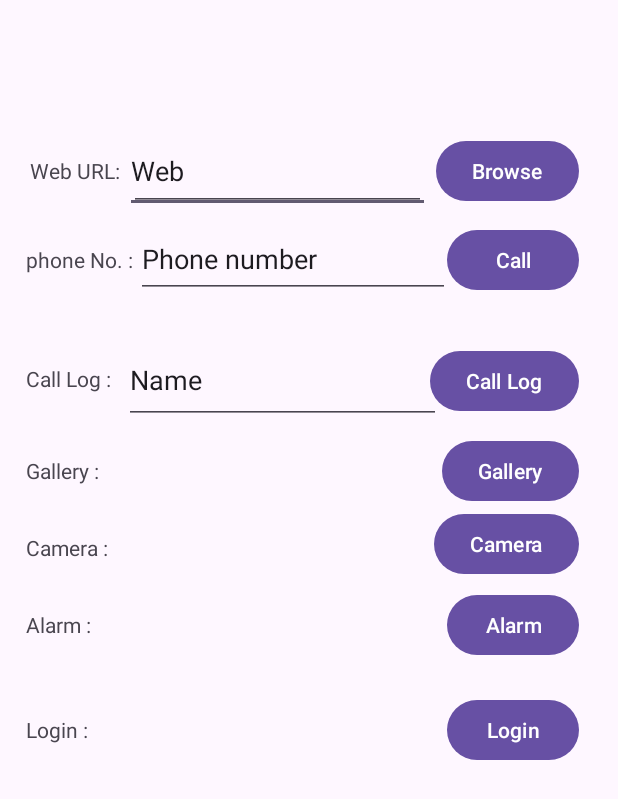
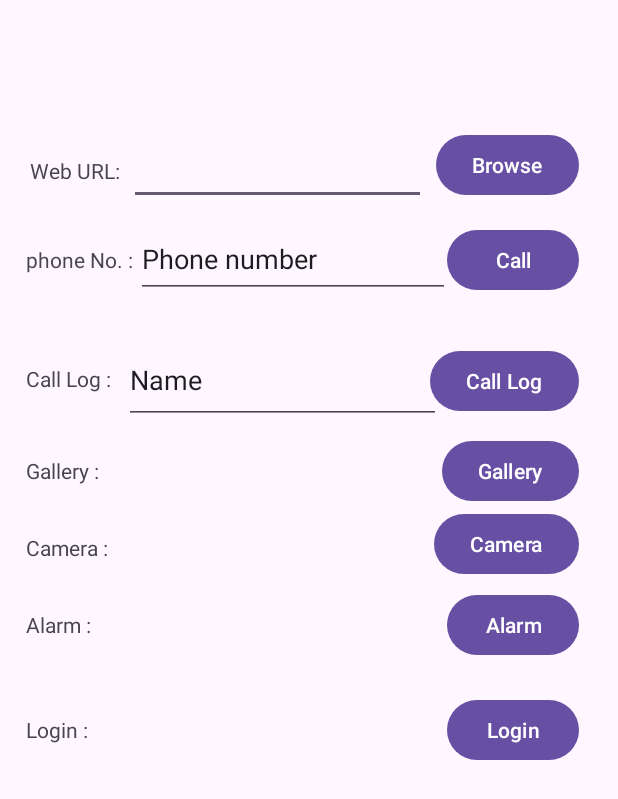
Before and after one commit to supreme-00/MAD_Practical-3_22012011105, an Android app: the screen it shows after launch (MainActivity), on a phone screen of 412 x 824 dp. Shown: the top 799 px of the screen. Run offline under Robolectric (Android 15) with nearby library versions, the phone set to English and light mode, and no system bars.

```diff
--- a/app/src/main/res/layout/activity_main.xml
+++ b/app/src/main/res/layout/activity_main.xml
@@ -6,16 +6,6 @@
     android:layout_width="match_parent"
     android:layout_height="match_parent"
     tools:context=".MainActivity">
-
-    <EditText
-        android:id="@+id/editText2"
-        android:text="Web"
-        android:layout_width="203dp"
-        android:layout_height="56dp"
-        app:layout_constraintBottom_toBottomOf="@+id/textView"
-        app:layout_constraintEnd_toStartOf="@id/browse_btn"
-        app:layout_constraintStart_toEndOf="@+id/textView"
-        app:layout_constraintTop_toTopOf="@+id/textView" />
 
     <TextView
         android:id="@+id/textView"
@@ -36,7 +26,8 @@
         app:layout_constraintBottom_toBottomOf="@+id/textView"
         app:layout_constraintEnd_toStartOf="@id/browse_btn"
         app:layout_constraintStart_toEndOf="@+id/textView"
-        app:layout_constraintTop_toTopOf="@+id/textView" />
+        app:layout_constraintTop_toTopOf="@+id/textView"
+        app:layout_constraintVertical_bias="0.628" />
 
     <Button
         android:id="@+id/browse_btn"
```
Also changed, not shown: app/src/main/res/drawable/guni_pink_logo .png (deleted).
